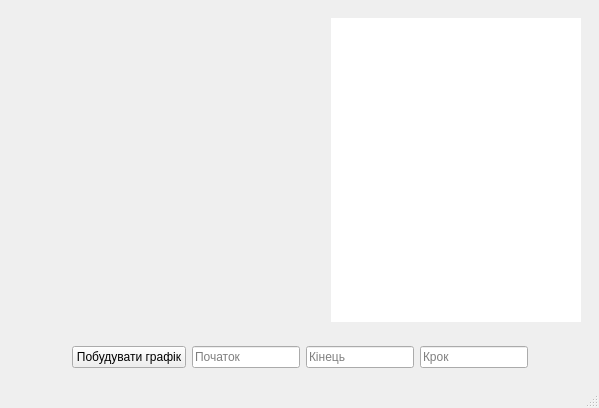
Before: the Qt Designer form LabWork/CrossPlatfrom and DI/Cross/2 (Custom plot)/mainwindow.ui in AndriiBash/DDMA_Practic, drawn with Qt 5.
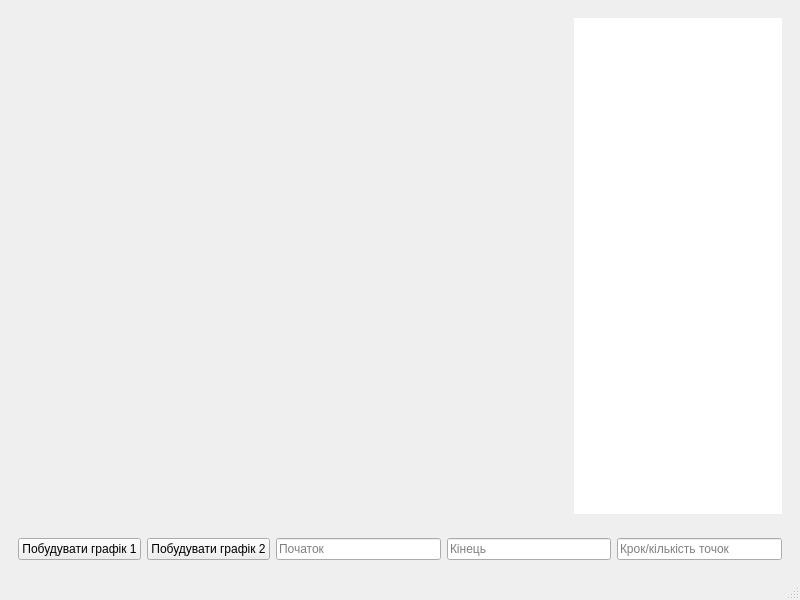
After: the same form once the commit is applied. Custom widgets are drawn as their Qt base class.

What changed in the file:
```diff
--- a/LabWork/CrossPlatfrom and DI/Cross/2 (Custom plot)/mainwindow.ui
+++ b/LabWork/CrossPlatfrom and DI/Cross/2 (Custom plot)/mainwindow.ui
@@ -6,8 +6,8 @@
    <rect>
     <x>0</x>
     <y>0</y>
-    <width>599</width>
-    <height>408</height>
+    <width>800</width>
+    <height>600</height>
    </rect>
   </property>
   <property name="windowTitle">
@@ -24,7 +24,7 @@
   <widget class="QWidget" name="centralwidget">
    <layout class="QVBoxLayout" name="verticalLayout">
     <item>
-     <widget class="QFrame" name="frame_2">
+     <widget class="QFrame" name="frame">
       <property name="frameShape">
        <enum>QFrame::StyledPanel</enum>
       </property>
@@ -33,29 +33,29 @@
       </property>
       <layout class="QHBoxLayout" name="horizontalLayout_2">
        <item>
-        <widget class="QCustomPlot" name="widget" native="true"/>
-       </item>
-       <item>
-        <widget class="QTableWidget" name="tableWidget">
+        <widget class="QCustomPlot" name="widget" native="true">
          <property name="minimumSize">
           <size>
-           <width>60</width>
+           <width>550</width>
            <height>0</height>
           </size>
          </property>
-         <property name="maximumSize">
-          <size>
-           <width>250</width>
-           <height>16777215</height>
-          </size>
-         </property>
         </widget>
        </item>
+       <item>
+        <widget class="QTableWidget" name="tableWidget"/>
+       </item>
       </layout>
      </widget>
     </item>
     <item>
-     <widget class="QFrame" name="frame">
+     <widget class="QFrame" name="frame_2">
+      <property name="maximumSize">
+       <size>
+        <width>16777215</width>
+        <height>60</height>
+       </size>
+      </property>
       <property name="frameShape">
        <enum>QFrame::StyledPanel</enum>
       </property>
@@ -64,22 +64,16 @@
       </property>
       <layout class="QHBoxLayout" name="horizontalLayout">
        <item>
-        <spacer name="horizontalSpacer">
-         <property name="orientation">
-          <enum>Qt::Horizontal</enum>
+        <widget class="QPushButton" name="pushButton_2">
+         <property name="text">
+          <string>Побудувати графік 1</string>
          </property>
-         <property name="sizeHint" stdset="0">
-          <size>
-           <width>40</width>
-           <height>20</height>
-          </size>
-         </property>
-        </spacer>
+        </widget>
        </item>
        <item>
         <widget class="QPushButton" name="pushButton">
          <property name="text">
-          <string>Побудувати графік</string>
+          <string>Побудувати графік 2</string>
          </property>
         </widget>
        </item>
@@ -100,23 +94,10 @@
        <item>
         <widget class="QLineEdit" name="lineEdit_3">
          <property name="placeholderText">
-          <string>Крок</string>
+          <string>Крок/кількість точок</string>
          </property>
         </widget>
        </item>
-       <item>
-        <spacer name="horizontalSpacer_2">
-         <property name="orientation">
-          <enum>Qt::Horizontal</enum>
-         </property>
-         <property name="sizeHint" stdset="0">
-          <size>
-           <width>40</width>
-           <height>20</height>
-          </size>
-         </property>
-        </spacer>
-       </item>
       </layout>
      </widget>
     </item>
```
Left out of the diff: 8 changed lines with no effect on the pictures.
